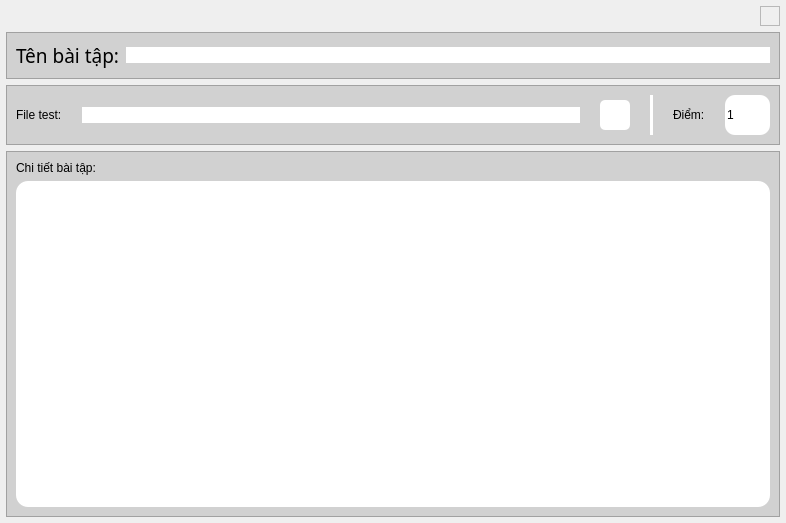
The window that UI_Files/edit_frame.ui (hoangm960/Astraea) describes before a commit, drawn with Qt 5.
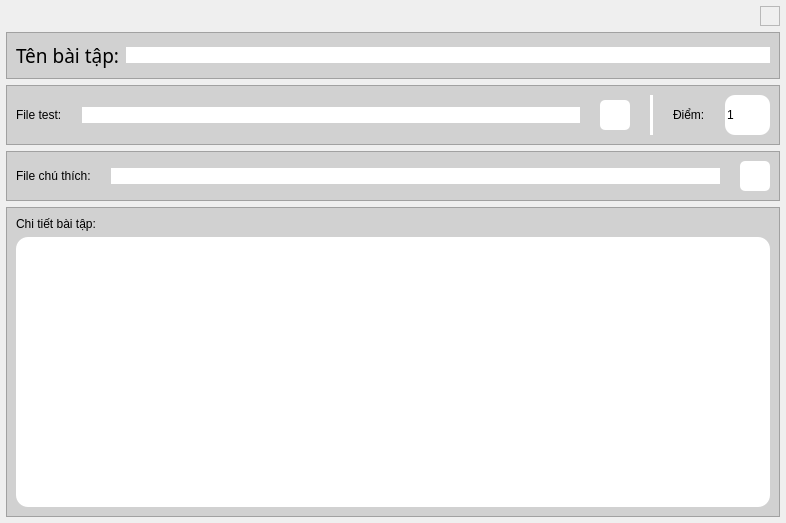
The same window after the commit. Icons and pictures are not drawn.

Patch:
```diff
--- a/UI_Files/edit_frame.ui
+++ b/UI_Files/edit_frame.ui
@@ -347,6 +347,130 @@
      </layout>
     </widget>
    </item>
+   <item>
+    <widget class="QFrame" name="error_file_frame">
+     <property name="styleSheet">
+      <string notr="true">QFrame {
+	background-color: rgb(209, 209, 209);
+}
+
+QSpinBox {
+	border-radius: 10px;
+	color: rgb(0, 0, 0);
+	background-color: rgb(255, 255, 255);
+}
+QSpinBox::up-button {
+	background-color: rgb(255, 255, 255);
+	border-radius: 5px;
+}
+
+QSpinBox::up-button:hover {
+	background-color: rgb(223, 223, 223);
+}
+
+QSpinBox::up-button:pressed {
+	background-color: rgb(207, 207, 207);
+}
+
+QSpinBox::down-button {
+	background-color: rgb(255, 255, 255);
+	border-radius: 5px;
+}
+
+QSpinBox::down-button:hover {
+	background-color: rgb(223, 223, 223);
+}
+
+QSpinBox::down-button:pressed {
+	background-color: rgb(207, 207, 207);
+}
+
+QSpinBox::up-arrow {
+	image: url(:/images/icons/plus.png);
+    width: 10px;
+    height: 20px;
+}
+
+QSpinBox::down-arrow {
+	image: url(:/images/icons/minus.png);
+    width: 10px;
+    height: 20px;
+}</string>
+     </property>
+     <property name="frameShape">
+      <enum>QFrame::StyledPanel</enum>
+     </property>
+     <property name="frameShadow">
+      <enum>QFrame::Raised</enum>
+     </property>
+     <layout class="QHBoxLayout" name="horizontalLayout_9">
+      <property name="spacing">
+       <number>20</number>
+      </property>
+      <item>
+       <widget class="QLabel" name="error_file_label">
+        <property name="text">
+         <string>File chú thích:</string>
+        </property>
+       </widget>
+      </item>
+      <item>
+       <widget class="QLineEdit" name="error_file_entry">
+        <property name="styleSheet">
+         <string notr="true">background-color: rgb(255, 255, 255);
+border-radius: 12px;</string>
+        </property>
+        <property name="alignment">
+         <set>Qt::AlignCenter</set>
+        </property>
+       </widget>
+      </item>
+      <item>
+       <widget class="QPushButton" name="error_file_btn">
+        <property name="minimumSize">
+         <size>
+          <width>30</width>
+          <height>30</height>
+         </size>
+        </property>
+        <property name="maximumSize">
+         <size>
+          <width>30</width>
+          <height>30</height>
+         </size>
+        </property>
+        <property name="styleSheet">
+         <string notr="true">QPushButton {
+	background-color: rgb(255, 255, 255);
+	border-radius: 5px;
+}
+
+QPushButton:hover {
+	background-color: rgba(255, 255, 255, 150);
+}
+
+QPushButton:pressed {
+	background-color: rgba(0, 0, 0, 50);
+}</string>
+        </property>
+        <property name="text">
+         <string/>
+        </property>
+        <property name="icon">
+         <iconset resource="Resources.qrc">
+          <normaloff>:/images/icons/folder_open.png</normaloff>:/images/icons/folder_open.png</iconset>
+        </property>
+        <property name="iconSize">
+         <size>
+          <width>28</width>
+          <height>28</height>
+         </size>
+        </property>
+       </widget>
+      </item>
+     </layout>
+    </widget>
+   </item>
    <item>
     <widget class="QFrame" name="details_frame">
      <property name="minimumSize">
```
